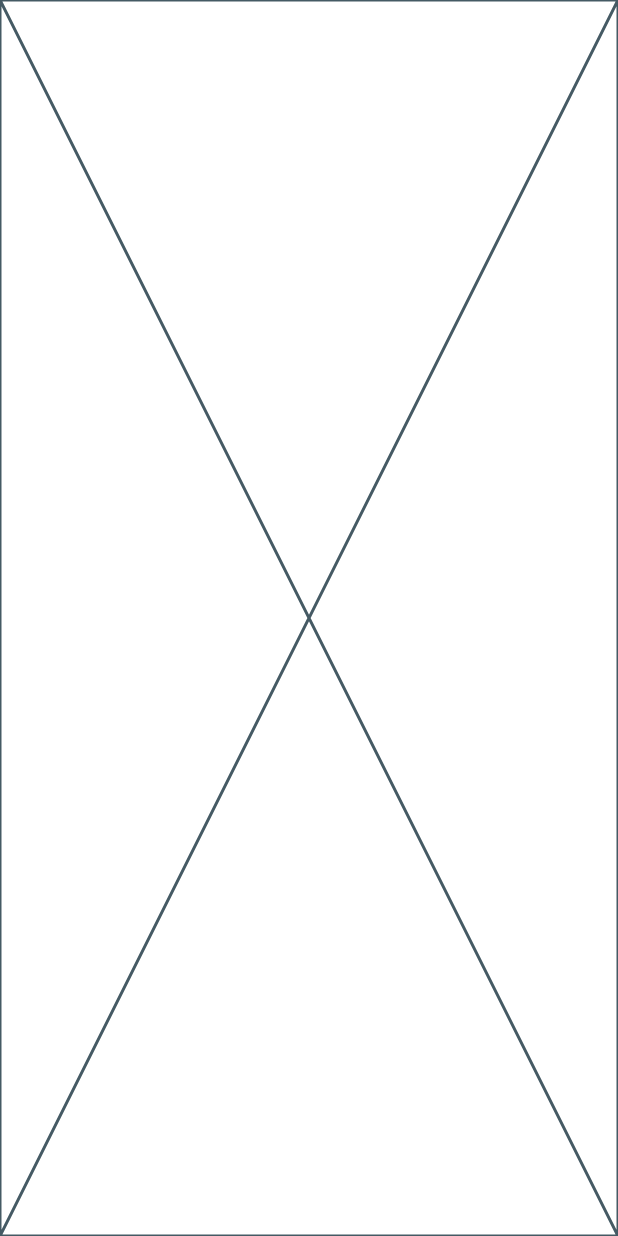
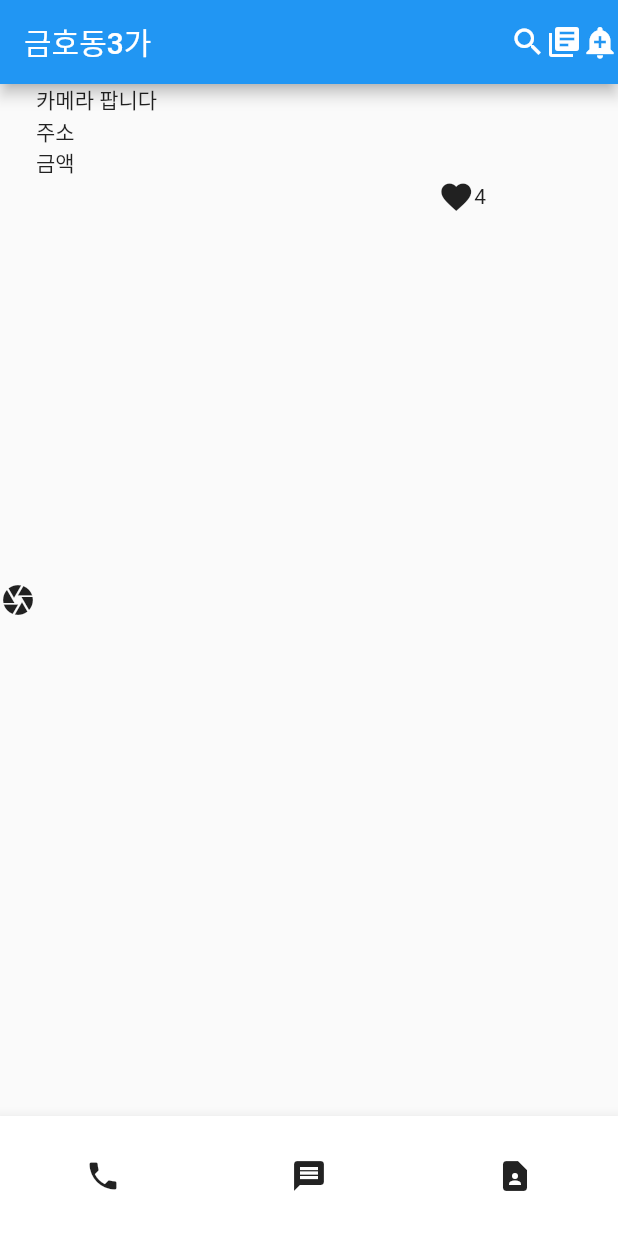
Before and after one commit to boogios/flutter_practice, a Flutter app: the screen it shows after launch, on a phone screen of 412 x 824 dp. Run offline on Flutter 3.47's test engine with Material 2 defaults, Android fonts, the phone set to English and light mode, and no system bars.

Commit message:
- Scaffold 사용 - appBar, body, bottomNavigationBar 로 구분 - 커스텀 위젯 생성 방법 - ListView 사용법

```diff
--- a/lib/main.dart
+++ b/lib/main.dart
@@ -9,6 +9,68 @@ class MyApp extends StatelessWidget {
 
   @override
   Widget build(BuildContext context) {
-    return const Placeholder();
+    return MaterialApp(
+      home: Scaffold( // 상, 중, 하로 나눠주는 위젯
+        appBar: AppBar(
+          actions: [Icon(Icons.search), Icon(Icons.library_books), Icon(Icons.add_alert)],
+          title: Text('금호동3가'),
+        ), //  상단: 앱바
+        body:Container(
+          child: Row(
+            children: [
+              Icon(Icons.camera),
+              Container(
+                width: 300,
+                child: Column(
+                  crossAxisAlignment: CrossAxisAlignment.start,
+                  children: [
+                    Text('카메라 팝니다'),
+                    Text('주소'),
+                    Text('금액'),
+                    Row(
+                      mainAxisAlignment: MainAxisAlignment.end,
+                      children: [
+                        Icon(Icons.favorite),
+                        Text('4')
+                      ],
+                    )
+                  ],
+                ),
+              )
+            ],
+          ),
+        ),
+        bottomNavigationBar: BottomAppBar(
+          child: SizedBox(
+            height: 80,
+            child: Row(
+              mainAxisAlignment: MainAxisAlignment.spaceAround,
+              children: [
+                Icon(Icons.phone),
+                Icon(Icons.message),
+                Icon(Icons.contact_page)
+              ],
+            ),
+          ),
+        )
+      )
+    );
   }
 }
+
+class ShopItem extends StatelessWidget {
+  const ShopItem({Key? key}) : super(key: key);
+
+  @override
+  Widget build(BuildContext context) {
+    return ListView(
+      children: [
+        Text('hi~'),
+        Text('hi~'),
+        Text('hi~'),
+        Text('hi~'),
+        Text('hi~'),
+      ],
+    );
+  }
+}
```
